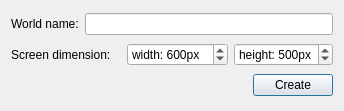
Above: trunk/maker/src/wizard.ui from develer-staff/rooms before the change. Below: the same form after it.
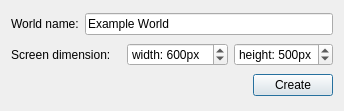
That is the form after the change.

Commit message: setting default parameters in wizard

The edit to the form file:
```diff
--- a/trunk/maker/src/wizard.ui
+++ b/trunk/maker/src/wizard.ui
@@ -24,7 +24,11 @@
       </widget>
      </item>
      <item>
-      <widget class="QLineEdit" name="worldName"/>
+      <widget class="QLineEdit" name="worldName">
+       <property name="text">
+        <string>Example World</string>
+       </property>
+      </widget>
      </item>
     </layout>
    </item>
```
The commit also changes 1 other file.
